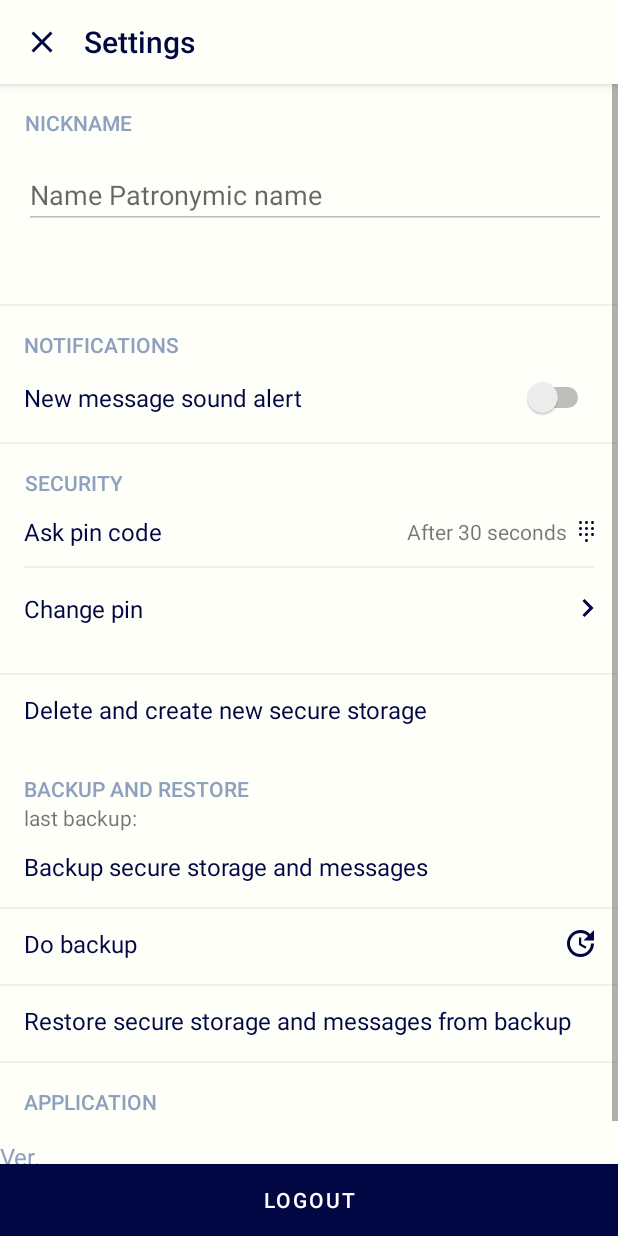
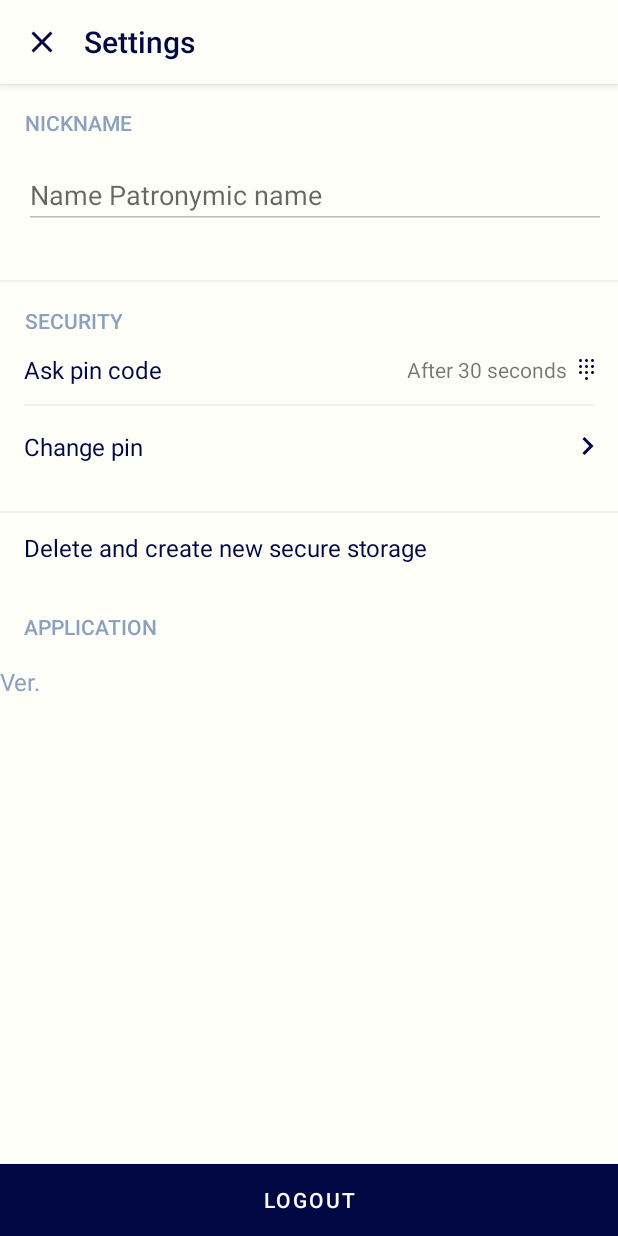
Before and after one commit to Purik/didcomm-messenger, an Android app: the SettingsActivity screen opened directly, with no data from a screen before it, on a phone screen of 412 x 824 dp. Run offline under Robolectric (Android 15) with nearby library versions, the phone set to English and light mode, and no system bars; our stand-ins replace Dagger/Hilt's generated code, data binding; libraries missing offline, so code that uses them is left out: com.j256.ormlite, com.neovisionaries.ws, com.sirius.library; 5 statements that could not run were skipped.

Commit message:
remove not working settings and menu item

```diff
--- a/androidApp/src/main/res/layout/fragment_user_settings.xml
+++ b/androidApp/src/main/res/layout/fragment_user_settings.xml
@@ -119,6 +119,7 @@
                     android:layout_width="match_parent"
                     android:layout_height="wrap_content"
                     android:layout_marginTop="@dimen/common_gap_16"
+                    android:visibility="gone"
                     android:orientation="vertical"
                     app:layout_constraintEnd_toEndOf="parent"
                     app:layout_constraintStart_toStartOf="parent"
@@ -190,6 +191,16 @@
 
 
 
+
+
+                </LinearLayout>
+
+
+
+                <LinearLayout
+                    android:layout_width="match_parent"
+                    android:layout_height="wrap_content"
+                    android:orientation="vertical">
                     <View
                         android:layout_width="match_parent"
                         android:layout_height="1dp"
@@ -208,10 +219,6 @@
                         android:textAllCaps="true"
                         android:textColor="@color/hintColor" />
 
-                </LinearLayout>
-
-
-
                     <LinearLayout
                         android:id="@+id/askPinLayout"
                         android:layout_width="match_parent"
@@ -222,6 +229,7 @@
                         android:paddingTop="12dp"
                         app:layout_constraintStart_toStartOf="@+id/nameEditText"
                         app:layout_constraintTop_toBottomOf="@+id/divider3">
+
 
                         <TextView
                             android:id="@+id/pinCodeText"
@@ -320,12 +328,16 @@
                             android:text="@string/delete_wallet_and_create" />
 
                     </LinearLayout>
+                </LinearLayout>
+
+
 
                 <LinearLayout
                     android:id="@+id/backupLayout"
                     android:layout_width="match_parent"
                     android:layout_height="wrap_content"
                     android:layout_marginTop="16dp"
+                    android:visibility="gone"
                     android:orientation="vertical"
                     app:layout_constraintStart_toStartOf="@+id/nameEditText"
                     app:layout_constraintTop_toBottomOf="@+id/deleteAskPinLayout">
--- a/androidApp/src/main/res/menu/activity_main_drawer.xml
+++ b/androidApp/src/main/res/menu/activity_main_drawer.xml
@@ -4,10 +4,10 @@
     tools:showIn="navigation_view">
 
     <group android:checkableBehavior="single">
-        <item
+ <!--       <item
             android:id="@+id/nav_create_group"
             android:icon="@drawable/nav_create_group"
-            android:title="@string/menu_group" />
+            android:title="@string/menu_group" />-->
     <!--    <item
             android:id="@+id/nav_contacts"
             android:icon="@drawable/nav_contact"
```
Lines whose indentation alone changed are shown as unchanged.
